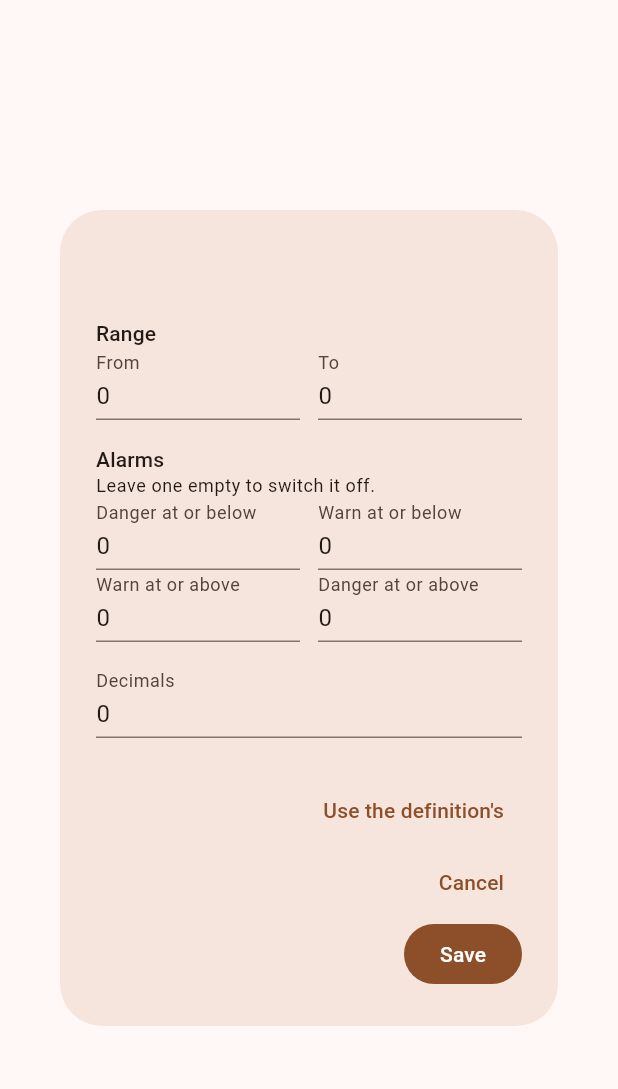
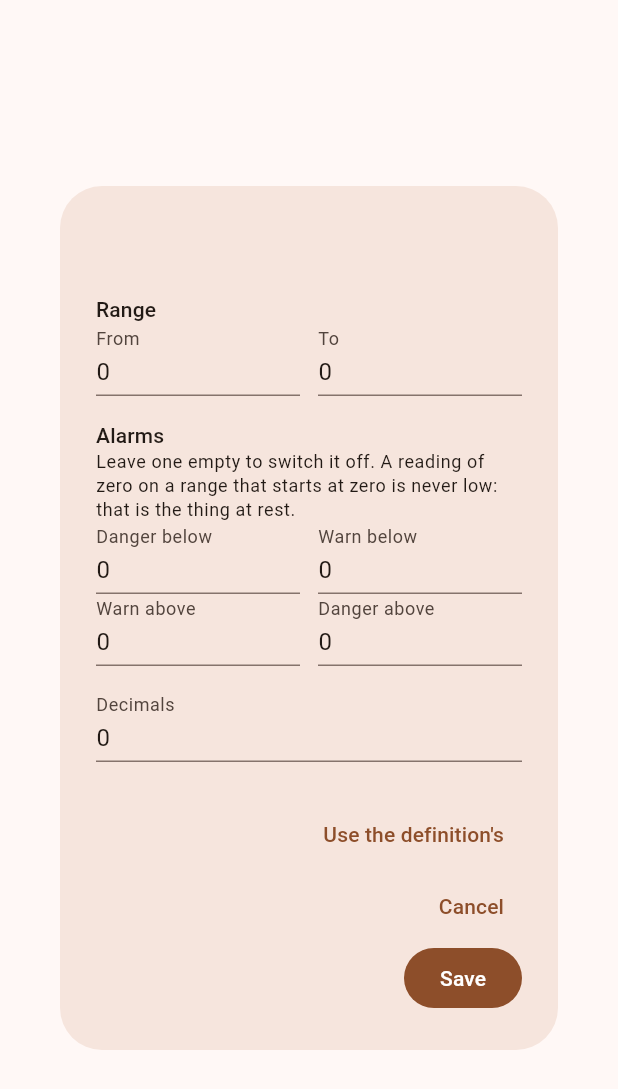
Before and after one commit to N1kO23/FoxTune, a Flutter app: the _LimitsDialog widget shown alone on an empty page, opened directly with empty values, on a phone screen of 412 x 824 dp. Shown: the top 1089 px of the screen. Run offline on Flutter 3.47's test engine with Material 3 defaults, Android fonts, the phone set to English and light mode, and no system bars; our stand-ins replace file_picker, flutter_riverpod, wakelock_plus; missing offline and left inert: flutter_libserialport, usb_serial.

Commit message:
feat: clarify gauge alarm definitions and improve related tests
Signed-off-by: Niko Huuskonen <niko.huuskonen.00@gmail.com>

```diff
--- a/app/foxtune_app/lib/src/dashboard/dashboard_editor.dart
+++ b/app/foxtune_app/lib/src/dashboard/dashboard_editor.dart
@@ -509,10 +509,10 @@ String _describe(GaugeCatalog catalog, String source) {
     else
       '${n(spec.min)} to ${n(spec.max)}'
           '${spec.units.isEmpty ? '' : ' ${spec.units}'}',
-    if (spec.dangerBelow case final v?) 'danger at ${n(v)} or below',
-    if (spec.warnBelow case final v?) 'warn at ${n(v)} or below',
-    if (spec.warnAbove case final v?) 'warn at ${n(v)} or above',
-    if (spec.dangerAbove case final v?) 'danger at ${n(v)} or above',
+    if (spec.dangerBelow case final v?) 'danger below ${n(v)}',
+    if (spec.warnBelow case final v?) 'warn below ${n(v)}',
+    if (spec.warnAbove case final v?) 'warn above ${n(v)}',
+    if (spec.dangerAbove case final v?) 'danger above ${n(v)}',
     if (spec.dangerBelow == null &&
         spec.warnBelow == null &&
         spec.warnAbove == null &&
@@ -699,21 +699,22 @@ class _LimitsDialogState extends State<_LimitsDialog> {
           const SizedBox(height: 16),
           Text('Alarms', style: theme.textTheme.labelLarge),
           Text(
-            'Leave one empty to switch it off.',
+            'Leave one empty to switch it off. A reading of zero on a range '
+            'that starts at zero is never low: that is the thing at rest.',
             style: theme.textTheme.bodySmall,
           ),
           Row(
             children: [
-              Expanded(child: _number(_dangerBelow, 'Danger at or below')),
+              Expanded(child: _number(_dangerBelow, 'Danger below')),
               const SizedBox(width: 12),
-              Expanded(child: _number(_warnBelow, 'Warn at or below')),
+              Expanded(child: _number(_warnBelow, 'Warn below')),
             ],
           ),
           Row(
             children: [
-              Expanded(child: _number(_warnAbove, 'Warn at or above')),
+              Expanded(child: _number(_warnAbove, 'Warn above')),
               const SizedBox(width: 12),
-              Expanded(child: _number(_dangerAbove, 'Danger at or above')),
+              Expanded(child: _number(_dangerAbove, 'Danger above')),
             ],
           ),
           const SizedBox(height: 16),
--- a/app/foxtune_app/lib/src/dashboard/layout/dashboard_layout.dart
+++ b/app/foxtune_app/lib/src/dashboard/layout/dashboard_layout.dart
@@ -177,8 +177,8 @@ class GaugeLimits {
     final highs = [?warnAbove, ?dangerAbove];
     if (lows.isNotEmpty && highs.isNotEmpty) {
       if (lows.reduce(math.max) >= highs.reduce(math.min)) {
-        return 'The low alarms must sit below the high ones, or every '
-            'reading would be an alarm.';
+        return 'The low alarms must sit below the high ones, with room '
+            'between them for a normal reading.';
       }
     }
     return null;
```
Also changed, not shown: app/foxtune_app/lib/src/dashboard/gauge_catalog.dart (+5 -4 lines), app/foxtune_app/lib/src/dashboard/gauge_status.dart (+23 -4 lines), 5 other files.
